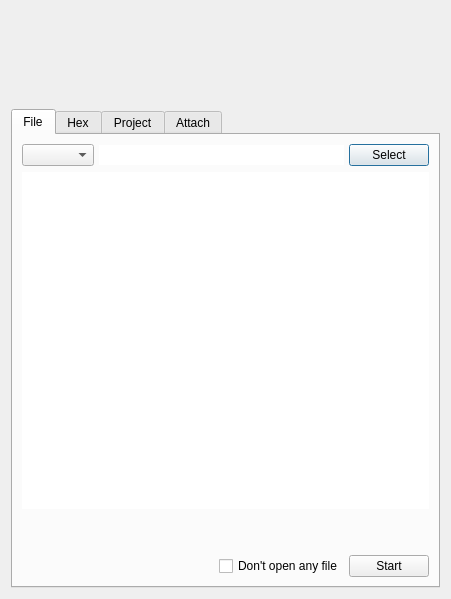
This is src/dialogs/NewFileDialog.ui in radareorg/iaito as Qt 5 draws it before an edit. The edited form follows.
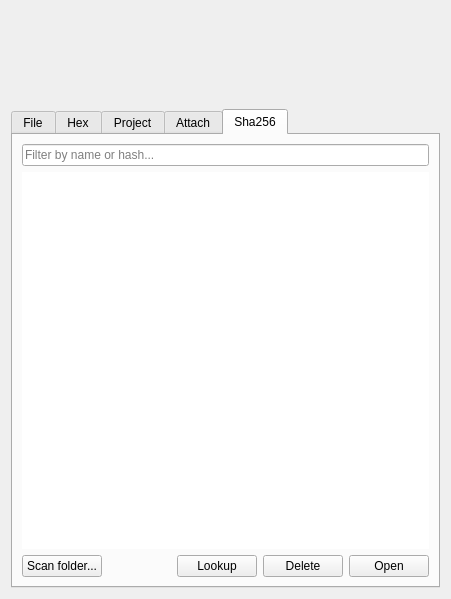
This is the edited form. The open tabs and pages were chosen to show the change. Custom widgets are drawn as their Qt base class.

Commit message: Add sha256 database for deeplinks and VT lookup integration

What changed in the file:
```diff
--- a/src/dialogs/NewFileDialog.ui
+++ b/src/dialogs/NewFileDialog.ui
@@ -515,6 +515,81 @@
             </item>
            </layout>
           </widget>
+          <widget class="QWidget" name="sha256Tab">
+           <attribute name="title">
+            <string>Sha256</string>
+           </attribute>
+           <layout class="QVBoxLayout" name="sha256Layout">
+            <item>
+             <widget class="QLineEdit" name="sha256FilterEdit">
+              <property name="placeholderText">
+               <string>Filter by name or hash...</string>
+              </property>
+             </widget>
+            </item>
+            <item>
+             <widget class="QTableView" name="sha256TableView">
+              <property name="sizePolicy">
+               <sizepolicy hsizetype="Expanding" vsizetype="Expanding">
+                <horstretch>0</horstretch>
+                <verstretch>1</verstretch>
+               </sizepolicy>
+              </property>
+              <property name="frameShape">
+               <enum>QFrame::Shape::NoFrame</enum>
+              </property>
+              <property name="sortingEnabled">
+               <bool>true</bool>
+              </property>
+             </widget>
+            </item>
+            <item>
+             <layout class="QHBoxLayout" name="sha256BottomLayout">
+              <item>
+               <widget class="QPushButton" name="sha256ScanButton">
+                <property name="text">
+                 <string>Scan folder...</string>
+                </property>
+               </widget>
+              </item>
+              <item>
+               <spacer name="sha256Spacer">
+                <property name="orientation">
+                 <enum>Qt::Orientation::Horizontal</enum>
+                </property>
+                <property name="sizeHint" stdset="0">
+                 <size>
+                  <width>40</width>
+                  <height>20</height>
+                 </size>
+                </property>
+               </spacer>
+              </item>
+              <item>
+               <widget class="QPushButton" name="sha256LookupButton">
+                <property name="text">
+                 <string>Lookup</string>
+                </property>
+               </widget>
+              </item>
+              <item>
+               <widget class="QPushButton" name="sha256DeleteButton">
+                <property name="text">
+                 <string>Delete</string>
+                </property>
+               </widget>
+              </item>
+              <item>
+               <widget class="QPushButton" name="sha256OpenButton">
+                <property name="text">
+                 <string>Open</string>
+                </property>
+               </widget>
+              </item>
+             </layout>
+            </item>
+           </layout>
+          </widget>
          </widget>
         </item>
        </layout>
```
The commit also changes 19 other files.
